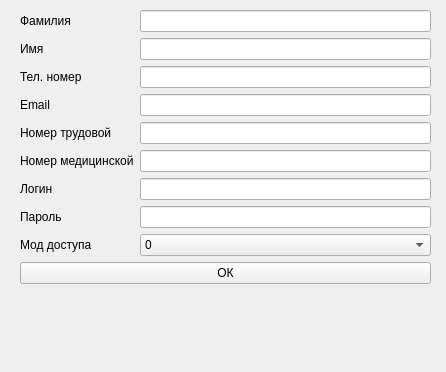
Qt form Layout/ChangeStaff.ui (TeflonDervish/Coursework) before a commit.
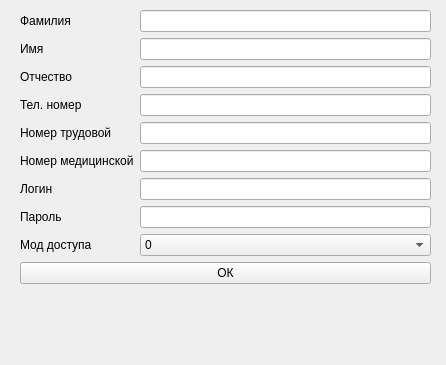
The same form after that commit.

The edit to the form file:
```diff
--- a/Layout/ChangeStaff.ui
+++ b/Layout/ChangeStaff.ui
@@ -7,7 +7,7 @@
     <x>0</x>
     <y>0</y>
     <width>446</width>
-    <height>372</height>
+    <height>365</height>
    </rect>
   </property>
   <property name="windowTitle">
@@ -22,7 +22,7 @@
      <x>10</x>
      <y>0</y>
      <width>431</width>
-     <height>366</height>
+     <height>401</height>
     </rect>
    </property>
    <layout class="QFormLayout" name="formLayout">
@@ -59,24 +59,24 @@
      <widget class="QLineEdit" name="Name"/>
     </item>
     <item row="2" column="0">
-     <widget class="QLabel" name="label_3">
+     <widget class="QLabel" name="label_10">
       <property name="text">
-       <string>Тел. номер</string>
+       <string>Отчество</string>
       </property>
      </widget>
     </item>
     <item row="2" column="1">
-     <widget class="QLineEdit" name="phoneNumber"/>
+     <widget class="QLineEdit" name="middleName"/>
     </item>
     <item row="3" column="0">
-     <widget class="QLabel" name="label_4">
+     <widget class="QLabel" name="label_3">
       <property name="text">
-       <string>Email</string>
+       <string>Тел. номер</string>
       </property>
      </widget>
     </item>
     <item row="3" column="1">
-     <widget class="QLineEdit" name="Email"/>
+     <widget class="QLineEdit" name="phoneNumber"/>
     </item>
     <item row="4" column="0">
      <widget class="QLabel" name="label_5">
```
Left out of the diff: 38 changed lines with no effect on the pictures.
